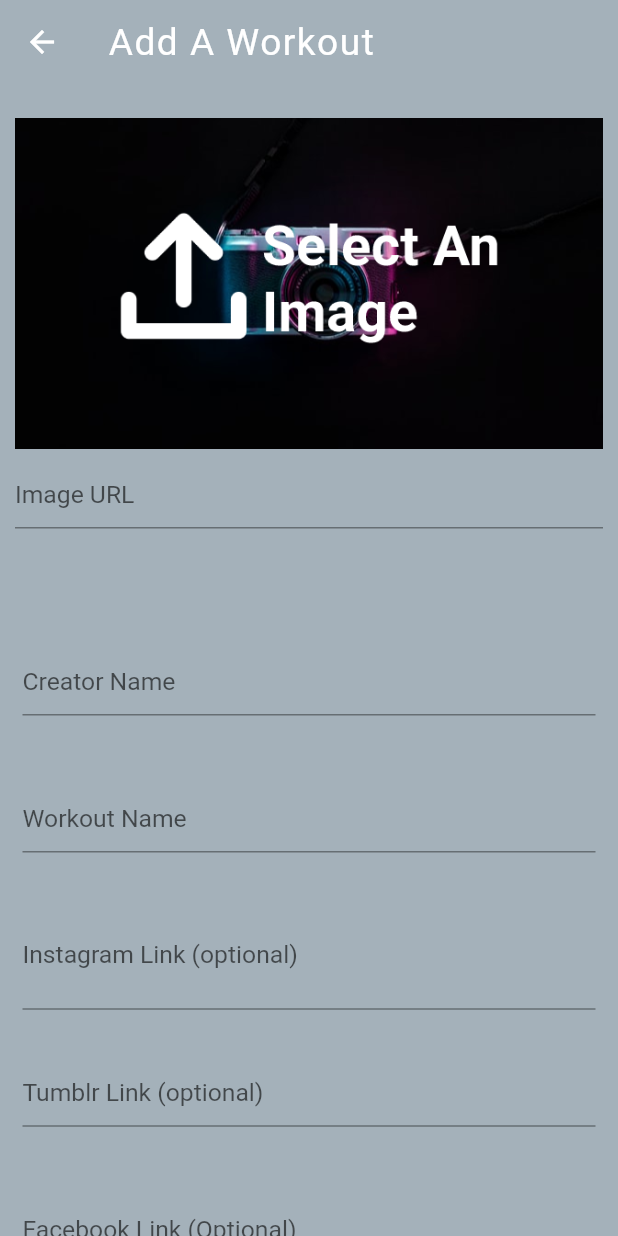
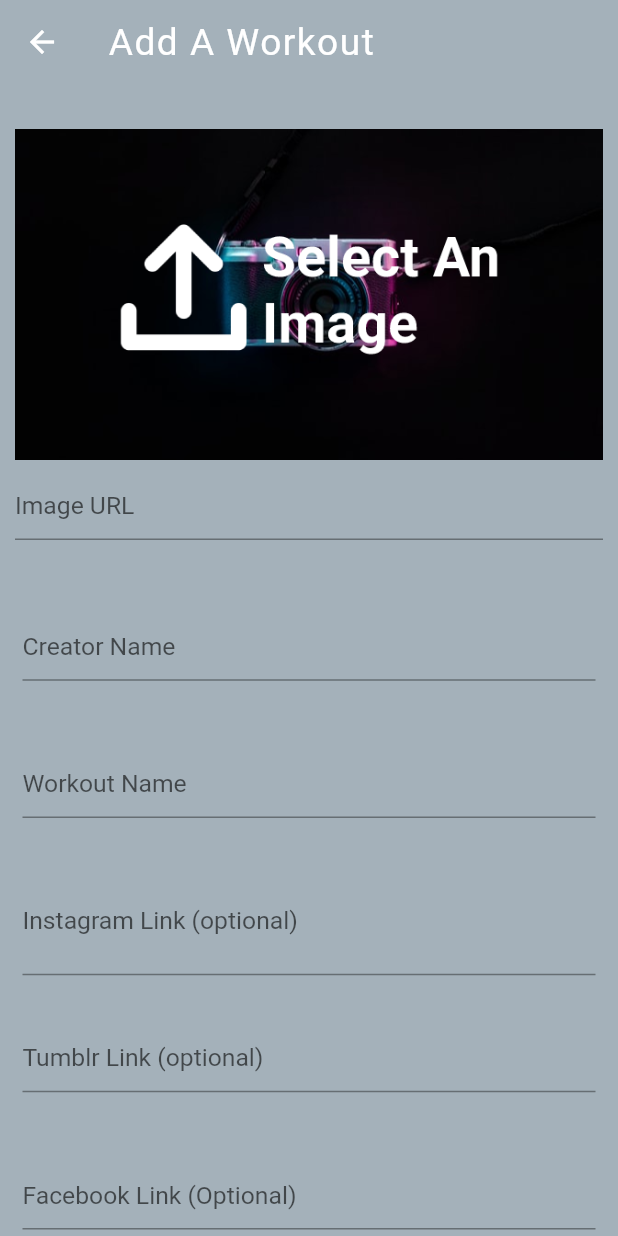
Before and after one commit to TeenFit/teenfit, a Flutter app: the AddWorkoutScreen screen opened by its route, on a phone screen of 412 x 824 dp. Run offline on Flutter 3.47's test engine with Material 2 defaults, Android fonts, the phone set to English and light mode, and no system bars; our stand-ins replace carousel_slider, circular_countdown_timer, material_floating_search_bar, smooth_page_indicator.

```diff
--- a/lib/screens/add_workout_screen.dart
+++ b/lib/screens/add_workout_screen.dart
@@ -90,10 +90,10 @@ class _AddWorkoutScreenState extends State<AddWorkoutScreen> {
       return Padding(
         padding: const EdgeInsets.all(10.0),
         child: Container(
-          height: (_mediaQuery.size.height - _appBarHeight) * 0.43,
+          height: (_mediaQuery.size.height - _appBarHeight) * 0.4,
           width: _mediaQuery.size.width,
           child: Column(
-            mainAxisAlignment: MainAxisAlignment.spaceBetween,
+            mainAxisAlignment: MainAxisAlignment.center,
             crossAxisAlignment: CrossAxisAlignment.center,
             children: [
               Container(
@@ -104,17 +104,25 @@ class _AddWorkoutScreenState extends State<AddWorkoutScreen> {
                     : FadeInImage(
                         image: AssetImage(_imageUrlController.text),
                         placeholderErrorBuilder: (context, _, __) =>
-                            Image.asset('assets/images/loading-gif.gif'),
+                            Image.asset(
+                          'assets/images/loading-gif.gif',
+                          fit: BoxFit.cover,
+                        ),
                         imageErrorBuilder: (context, image, stackTrace) =>
-                            Image.asset('assets/images/ImageUploadError.png'),
+                            Image.asset(
+                          'assets/images/ImageUploadError.png',
+                          fit: BoxFit.cover,
+                        ),
                         placeholder:
                             AssetImage('assets/images/loading-gif.gif'),
                         fit: BoxFit.contain,
                       ),
               ),
-              Expanded(
+              Container(
+                width: double.infinity,
+                height: (_mediaQuery.size.height - _appBarHeight) * 0.08,
                 child: TextFormField(
-                  controller: _imageUrlController,
+                  initialValue: workout != null ? workout.bannerImage : '',
                   focusNode: _imageUrlFocusNode,
                   decoration: InputDecoration(
                     hintText: 'Image URL',
--- a/lib/widgets/exercise_tiles.dart
+++ b/lib/widgets/exercise_tiles.dart
@@ -27,8 +27,10 @@ class ExerciseTiles extends StatelessWidget {
                 height: _mediaQuery.size.height * 0.18,
                 width: _mediaQuery.size.width * 0.5,
                 child: FadeInImage(
-                  imageErrorBuilder: (context, image, _) =>
-                      Image.asset('assets/images/ImageUploadError.png',),
+                  imageErrorBuilder: (context, image, _) => Image.asset(
+                    'assets/images/ImageUploadError.png',
+                    fit: BoxFit.cover,
+                  ),
                   placeholder: AssetImage('assets/images/loading-gif.gif'),
                   image: NetworkImage(exercise.exerciseImageLink),
                   fit: BoxFit.contain,
```
Also changed, not shown: lib/screens/workout_page.dart (+9 -5 lines), lib/widgets/workout_tile.dart (+9 -5 lines).
